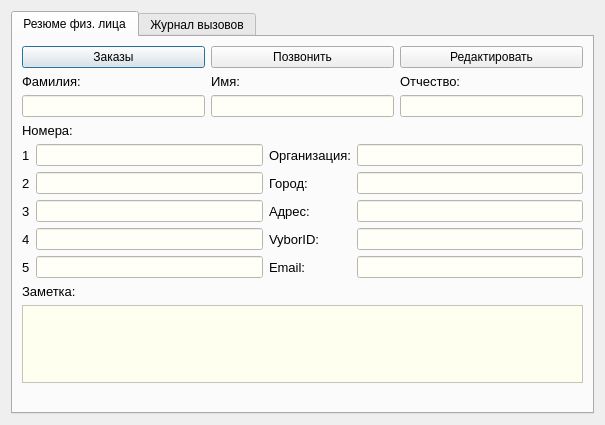
The window that ViewContactDialog.ui (okostynchuk/Outcall) describes before a commit, drawn with Qt 5.
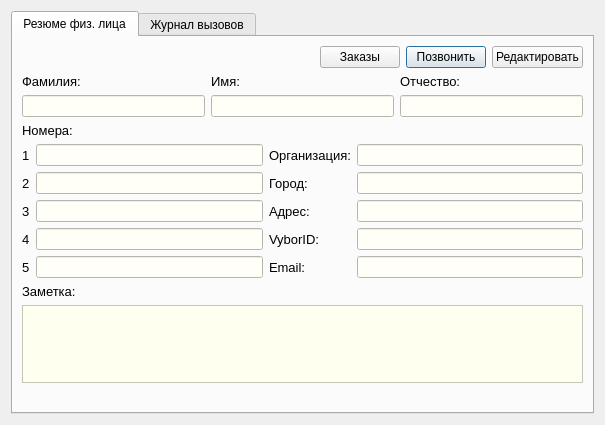
The same window after the commit. Icons and pictures are not drawn.

Commit message: group number, fix regexp, and view contacts

Diff of the .ui file:
```diff
--- a/ViewContactDialog.ui
+++ b/ViewContactDialog.ui
@@ -35,14 +35,7 @@
         <layout class="QGridLayout" name="gridLayout_5">
          <item row="0" column="0">
           <layout class="QGridLayout" name="gridLayout">
-           <item row="0" column="0">
-            <widget class="QPushButton" name="openAccess">
-             <property name="text">
-              <string>Заказы</string>
-             </property>
-            </widget>
-           </item>
-           <item row="0" column="1">
+           <item row="0" column="2">
             <widget class="QPushButton" name="callButton">
              <property name="focusPolicy">
               <enum>Qt::StrongFocus</enum>
@@ -52,7 +45,7 @@
              </property>
             </widget>
            </item>
-           <item row="0" column="2">
+           <item row="0" column="3">
             <widget class="QPushButton" name="editButton">
              <property name="focusPolicy">
               <enum>Qt::StrongFocus</enum>
@@ -62,6 +55,26 @@
              </property>
             </widget>
            </item>
+           <item row="0" column="1">
+            <widget class="QPushButton" name="openAccess">
+             <property name="text">
+              <string>Заказы</string>
+             </property>
+            </widget>
+           </item>
+           <item row="0" column="0">
+            <spacer name="horizontalSpacer_2">
+             <property name="orientation">
+              <enum>Qt::Horizontal</enum>
+             </property>
+             <property name="sizeHint" stdset="0">
+              <size>
+               <width>40</width>
+               <height>20</height>
+              </size>
+             </property>
+            </spacer>
+           </item>
           </layout>
          </item>
          <item row="1" column="0">
```
The commit also changes 7 other files.
